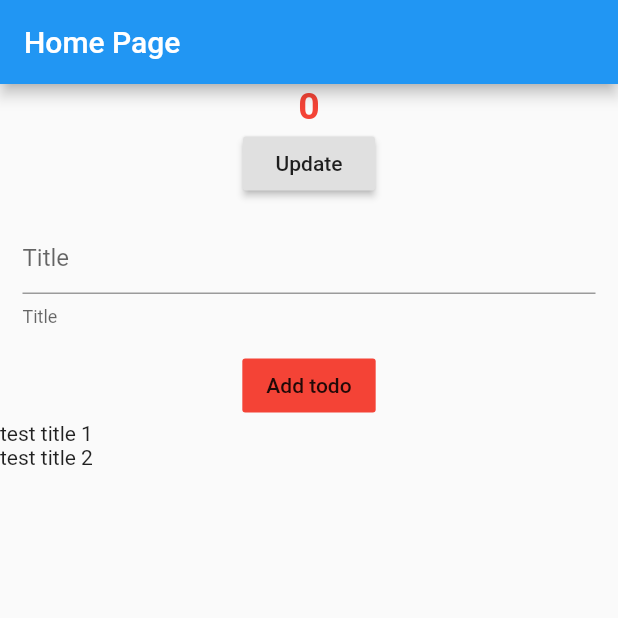
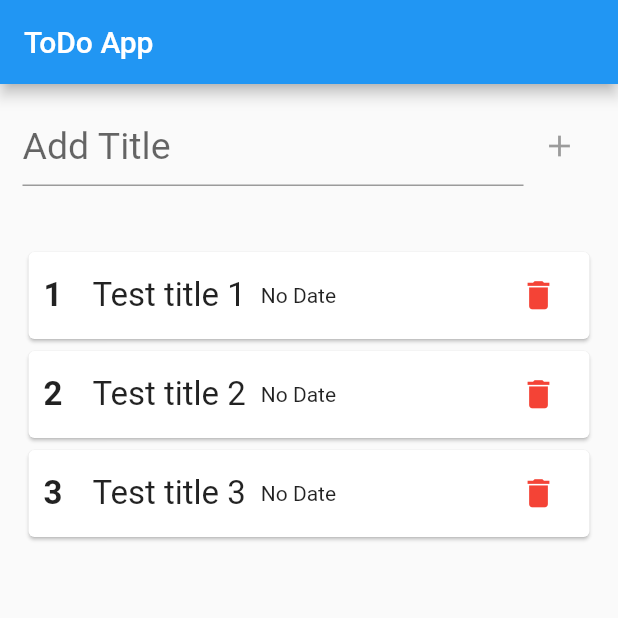
Before and after one commit to codewithrafiq/Flutter-Bangla-Tutorials, a Flutter app: the screen it shows after launch, on a phone screen of 412 x 824 dp, the top half of it. Run offline on Flutter 3.47's test engine with Material 2 defaults, Android fonts, the phone set to English and light mode, and no system bars.

Commit message:
part - 8

```diff
--- a/myapp/lib/homePage.dart
+++ b/myapp/lib/homePage.dart
@@ -1,5 +1,6 @@
-import 'package:flutter/cupertino.dart';
 import 'package:flutter/material.dart';
+import 'package:myapp/model.dart';
+import 'package:myapp/singleTodoItem.dart';
 
 class HomePage extends StatefulWidget {
   @override
@@ -7,65 +8,98 @@ class HomePage extends StatefulWidget {
 }
 
 class _HomePageState extends State<HomePage> {
-  int number = 0;
   String title = '';
-  List<String> inputdatas = [
-    "test title 1",
-    "test title 2",
+  final textControler = TextEditingController();
+
+  List<Todo> todoData = [
+    Todo(
+      id: "todo_1",
+      title: "Test title 1",
+      time: null,
+    ),
+    Todo(
+      id: "todo_2",
+      title: "Test title 2",
+      time: null,
+    ),
+    Todo(
+      id: "todo_3",
+      title: "Test title 3",
+      time: null,
+    ),
   ];
+
+  void _addTodo() {
+    Todo todo = Todo(
+      id: DateTime.now().toString(),
+      title: textControler.text,
+      time: DateTime.now(),
+    );
+    setState(() {
+      todoData.add(todo);
+    });
+    textControler.text = '';
+    title = '';
+  }
+
+  void delateTodo(String id) {
+    setState(() {
+      todoData.removeWhere((element) => element.id == id);
+    });
+  }
+
   @override
   Widget build(BuildContext context) {
     return Scaffold(
       appBar: AppBar(
-        title: Text("Home Page"),
+        title: Text("ToDo App"),
       ),
-      body: Center(
+      body: Padding(
+        padding: EdgeInsets.all(15),
         child: Column(
           children: [
-            Text(
-              "$number",
-              style: TextStyle(
-                fontSize: 25,
-                fontWeight: FontWeight.bold,
-                color: Colors.red,
-              ),
-            ),
-            RaisedButton(
-              child: Text("Update"),
-              onPressed: () {
-                setState(() {
-                  number++;
-                });
-                print(number);
-              },
-            ),
-            Padding(
-              padding: const EdgeInsets.all(15.0),
+            Row(
+              children: [
+                Expanded(
                   child: TextField(
                     onChanged: (v) {
                       setState(() {
                         title = v;
                       });
                     },
+                    style: TextStyle(
+                      fontSize: 25,
+                    ),
+                    controller: textControler,
                     decoration: InputDecoration(
-                  hintText: "Title",
-                  helperText: "Title",
+                      hintText: "Add Title",
                     ),
                   ),
                 ),
-            FlatButton(
-              child: Text("Add todo"),
-              onPressed: () {
-                setState(() {
-                  inputdatas.insert(0, title);
-                });
+                IconButton(
+                  onPressed: title.length <= 0
+                      ? null
+                      : () {
+                          _addTodo();
                         },
-              color: Colors.red,
+                  icon: Icon(Icons.add),
+                  color: Colors.green,
+                )
+              ],
             ),
+            SizedBox(height: 40),
             Expanded(
               child: ListView.builder(
-                itemCount: inputdatas.length,
-                itemBuilder: (ctx, i) => Text("${inputdatas[i]}"),
+                itemCount: todoData.length,
+                itemBuilder: (ctx, i) {
+                  return SingleTodoItem(
+                    index: i + 1,
+                    id: todoData[i].id,
+                    title: todoData[i].title,
+                    datetime: todoData[i].time,
+                    delatetod: delateTodo,
+                  );
+                },
               ),
             ),
           ],
--- a/myapp/lib/main.dart
+++ b/myapp/lib/main.dart
@@ -1,5 +1,5 @@
 import 'package:flutter/material.dart';
-import './HomePage.dart';
+import 'package:myapp/HomePage.dart';
 
 main() {
   runApp(MyApp());
--- /dev/null
+++ b/myapp/lib/model.dart
@@ -0,0 +1,6 @@
+class Todo {
+  final String id;
+  final String title;
+  final DateTime time;
+  Todo({this.id, this.title, this.time});
+}
--- /dev/null
+++ b/myapp/lib/singleTodoItem.dart
@@ -0,0 +1,58 @@
+import 'package:flutter/material.dart';
+import 'package:intl/intl.dart';
+
+class SingleTodoItem extends StatelessWidget {
+  final int index;
+  final String id;
+  final String title;
+  final DateTime datetime;
+  final Function delatetod;
+  SingleTodoItem(
+      {this.index, this.id, this.title, this.datetime, this.delatetod});
+  @override
+  Widget build(BuildContext context) {
+    return Card(
+      child: Padding(
+        padding: const EdgeInsets.symmetric(
+          horizontal: 10,
+          vertical: 5,
+        ),
+        child: Row(
+          children: [
+            Text(
+              "$index",
+              style: TextStyle(
+                fontSize: 22,
+                fontWeight: FontWeight.bold,
+              ),
+            ),
+            SizedBox(width: 20),
+            Text(
+              "$title",
+              style: TextStyle(
+                fontSize: 22,
+              ),
+            ),
+            SizedBox(width: 10),
+            Text(
+              datetime != null
+                  ? "${DateFormat('dd-mm-yyy').format(datetime)}"
+                  : "No Date",
+            ),
+            Spacer(),
+            IconButton(
+              onPressed: () {
+                delatetod(id);
+              },
+              icon: Icon(
+                Icons.delete,
+                size: 25,
+                color: Colors.red,
+              ),
+            ),
+          ],
+        ),
+      ),
+    );
+  }
+}
--- a/myapp/lib/tutorialcode.txt
+++ /dev/null
@@ -1,18 +0,0 @@
-
-
-          child: Column(
-            children: listData.map((e) => Text("$e")).toList(),
-          ),
-
-
-                  body: ListView(
-          children: listData.map((e) => Text("$e")).toList(),
-        ),
-
-
-                body: ListView.builder(
-          itemCount: listData.length,
-          itemBuilder: (ctx, i) {
-            return Text("${listData[i]}");
-          },
-        ),
--- a/myapp/pubspec.yaml
+++ b/myapp/pubspec.yaml
@@ -28,6 +28,7 @@ dependencies:
   # The following adds the Cupertino Icons font to your application.
   # Use with the CupertinoIcons class for iOS style icons.
   cupertino_icons: ^1.0.0
+  intl: ^0.16.1
 
 dev_dependencies:
   flutter_test:
```
Also changed, not shown: myapp/pubspec.lock. Lines whose indentation alone changed are shown as unchanged.
